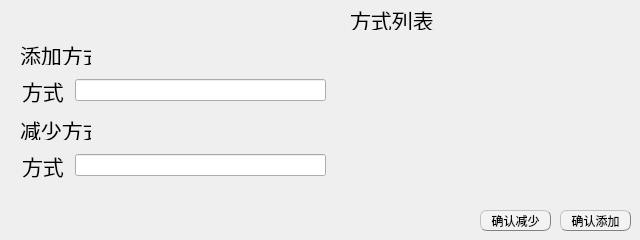
Before: the Qt Designer form absencemanagedialog.ui in EsZHU/QtExamSystem, drawn with Qt 5.
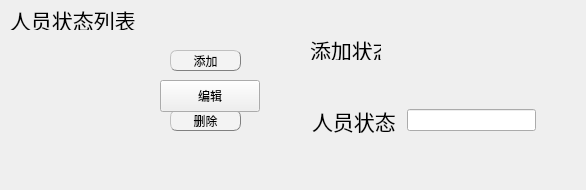
After: the same form once the commit is applied.

```diff
--- a/absencemanagedialog.ui
+++ b/absencemanagedialog.ui
@@ -6,8 +6,8 @@
    <rect>
     <x>0</x>
     <y>0</y>
-    <width>640</width>
-    <height>240</height>
+    <width>586</width>
+    <height>190</height>
    </rect>
   </property>
   <property name="windowTitle">
@@ -16,8 +16,8 @@
   <widget class="QPushButton" name="confirmDelete">
    <property name="geometry">
     <rect>
-     <x>480</x>
-     <y>210</y>
+     <x>170</x>
+     <y>110</y>
      <width>71</width>
      <height>21</height>
     </rect>
@@ -28,15 +28,15 @@
 QPushButton:pressed{background-color:rgb(191, 190, 192);border-style: inset;}</string>
    </property>
    <property name="text">
-    <string>确认减少</string>
+    <string>删除</string>
    </property>
   </widget>
   <widget class="QWidget" name="layoutWidget">
    <property name="geometry">
     <rect>
-     <x>10</x>
-     <y>75</y>
-     <width>331</width>
+     <x>300</x>
+     <y>105</y>
+     <width>251</width>
      <height>31</height>
     </rect>
    </property>
@@ -65,7 +65,7 @@
        </font>
       </property>
       <property name="text">
-       <string>方式</string>
+       <string>人员状态</string>
       </property>
      </widget>
     </item>
@@ -109,8 +109,8 @@
   <widget class="QLabel" name="label">
    <property name="geometry">
     <rect>
-     <x>20</x>
-     <y>45</y>
+     <x>310</x>
+     <y>40</y>
      <width>71</width>
      <height>20</height>
     </rect>
@@ -121,13 +121,13 @@
     </font>
    </property>
    <property name="text">
-    <string>添加方式</string>
+    <string>添加状态</string>
    </property>
   </widget>
   <widget class="QLabel" name="label_7">
    <property name="geometry">
     <rect>
-     <x>350</x>
+     <x>10</x>
      <y>10</y>
      <width>161</width>
      <height>20</height>
@@ -139,117 +139,24 @@
     </font>
    </property>
    <property name="text">
-    <string>方式列表</string>
-   </property>
-  </widget>
-  <widget class="QWidget" name="layoutWidget_2">
-   <property name="geometry">
-    <rect>
-     <x>10</x>
-     <y>150</y>
-     <width>331</width>
-     <height>31</height>
-    </rect>
-   </property>
-   <layout class="QHBoxLayout" name="horizontalLayout_9">
-    <item>
-     <spacer name="horizontalSpacer_2">
-      <property name="orientation">
-       <enum>Qt::Horizontal</enum>
-      </property>
-      <property name="sizeType">
-       <enum>QSizePolicy::Fixed</enum>
-      </property>
-      <property name="sizeHint" stdset="0">
-       <size>
-        <width>12</width>
-        <height>20</height>
-       </size>
-      </property>
-     </spacer>
-    </item>
-    <item>
-     <widget class="QLabel" name="label_5">
-      <property name="font">
-       <font>
-        <pointsize>16</pointsize>
-       </font>
-      </property>
-      <property name="text">
-       <string>方式</string>
-      </property>
-     </widget>
-    </item>
-    <item>
-     <spacer name="leftHorizontalSpacer_2">
-      <property name="orientation">
-       <enum>Qt::Horizontal</enum>
-      </property>
-      <property name="sizeType">
-       <enum>QSizePolicy::Fixed</enum>
-      </property>
-      <property name="sizeHint" stdset="0">
-       <size>
-        <width>5</width>
-        <height>20</height>
-       </size>
-      </property>
-     </spacer>
-    </item>
-    <item>
-     <widget class="QLineEdit" name="askBackNameLabel"/>
-    </item>
-    <item>
-     <spacer name="rightHorizontalSpacer_2">
-      <property name="orientation">
-       <enum>Qt::Horizontal</enum>
-      </property>
-      <property name="sizeType">
-       <enum>QSizePolicy::Fixed</enum>
-      </property>
-      <property name="sizeHint" stdset="0">
-       <size>
-        <width>15</width>
-        <height>20</height>
-       </size>
-      </property>
-     </spacer>
-    </item>
-   </layout>
-  </widget>
-  <widget class="QLabel" name="label_2">
-   <property name="geometry">
-    <rect>
-     <x>20</x>
-     <y>120</y>
-     <width>71</width>
-     <height>20</height>
-    </rect>
-   </property>
-   <property name="font">
-    <font>
-     <pointsize>16</pointsize>
-    </font>
-   </property>
-   <property name="text">
-    <string>减少方式</string>
+    <string>人员状态列表</string>
    </property>
   </widget>
   <widget class="QWidget" name="absenceTableWidget" native="true">
    <property name="geometry">
     <rect>
-     <x>350</x>
+     <x>10</x>
      <y>40</y>
-     <width>281</width>
-     <height>161</height>
+     <width>141</width>
+     <height>141</height>
     </rect>
    </property>
   </widget>
   <widget class="QPushButton" name="confirmAdd">
    <property name="geometry">
     <rect>
-     <x>560</x>
-     <y>210</y>
+     <x>170</x>
+     <y>50</y>
      <width>71</width>
      <height>21</height>
     </rect>
@@ -260,14 +167,14 @@
 QPushButton:pressed{background-color:rgb(191, 190, 192);border-style: inset;}</string>
    </property>
    <property name="text">
-    <string>确认添加</string>
+    <string>添加</string>
    </property>
   </widget>
   <widget class="QLabel" name="hintLabel">
    <property name="geometry">
     <rect>
-     <x>90</x>
-     <y>40</y>
+     <x>120</x>
+     <y>0</y>
      <width>251</width>
      <height>31</height>
     </rect>
@@ -281,22 +188,17 @@
     <string/>
    </property>
   </widget>
-  <widget class="QLabel" name="hintLabelTwo">
+  <widget class="QPushButton" name="pushButton">
    <property name="geometry">
     <rect>
-     <x>90</x>
-     <y>120</y>
-     <width>251</width>
-     <height>21</height>
+     <x>160</x>
+     <y>80</y>
+     <width>100</width>
+     <height>32</height>
     </rect>
    </property>
-   <property name="font">
-    <font>
-     <pointsize>16</pointsize>
-    </font>
-   </property>
    <property name="text">
-    <string/>
+    <string>编辑</string>
    </property>
   </widget>
  </widget>
```
